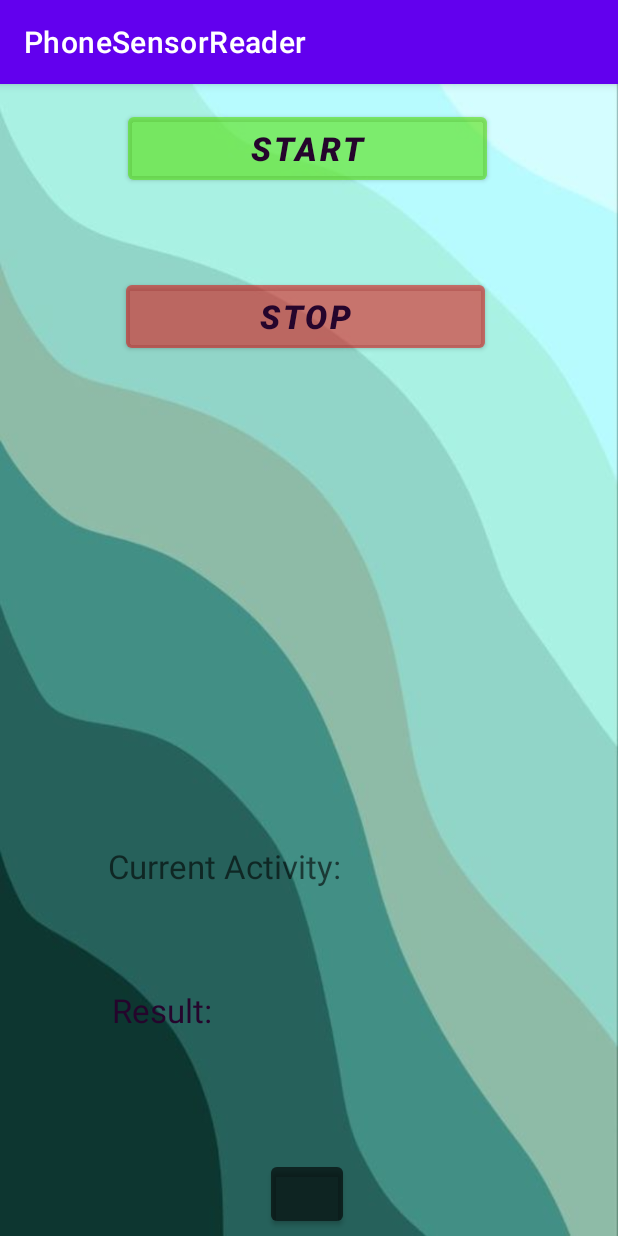
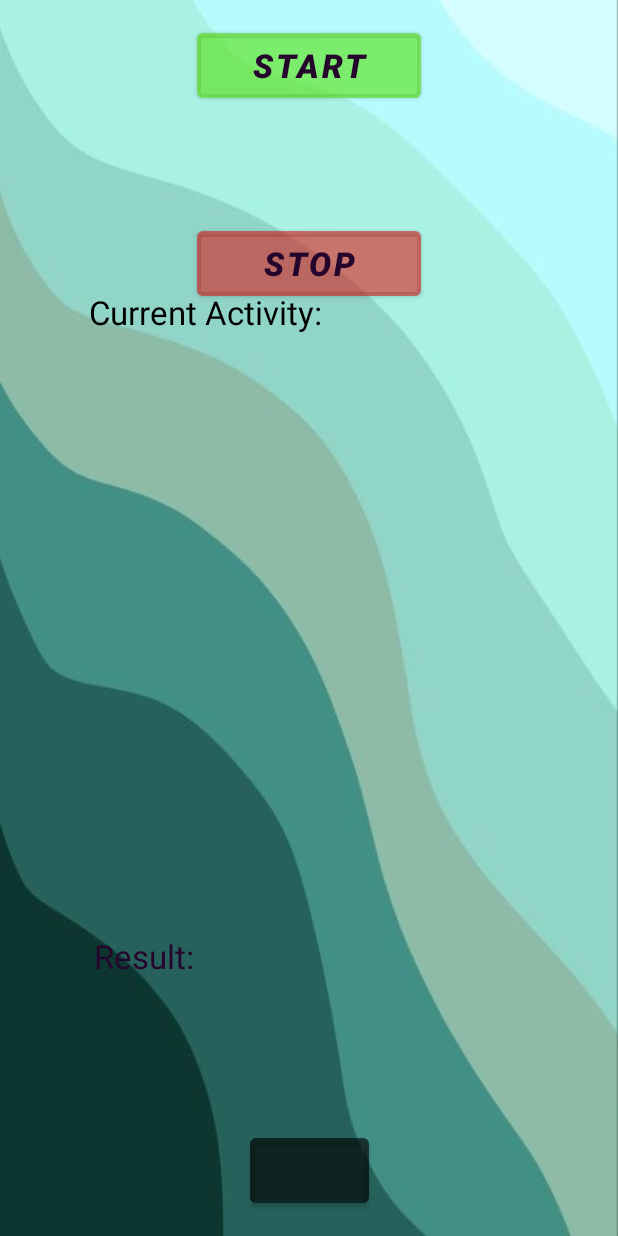
Before and after one commit to rusrarestudor/Thesis-Project, an Android app: the HARFragment screen opened directly, with no data from a screen before it, on a phone screen of 412 x 824 dp. Run offline under Robolectric (Android 15) with nearby library versions, the phone set to English and light mode, and no system bars.

Commit message:
updated model and GUI

```diff
--- a/PhoneSensorReader/app/src/main/java/com/example/phonesensorreader/HARFragment.java
+++ b/PhoneSensorReader/app/src/main/java/com/example/phonesensorreader/HARFragment.java
@@ -85,6 +85,7 @@ public class HARFragment extends AppCompatActivity implements SensorEventListene
         super.onCreate(savedInstanceState);
         setContentView(R.layout.activity_har);
 
+
         ax=new ArrayList<>(); ay=new ArrayList<>(); az=new ArrayList<>();
 /*        gx=new ArrayList<>(); gy=new ArrayList<>(); gz=new ArrayList<>();
         lx=new ArrayList<>(); ly=new ArrayList<>(); lz=new ArrayList<>();*/
@@ -125,7 +126,7 @@ public class HARFragment extends AppCompatActivity implements SensorEventListene
                 }
         );
 
-        @SuppressLint("HandlerLeak") final Handler incomingMessageHandler = new Handler() {
+       /* @SuppressLint("HandlerLeak") final Handler incomingMessageHandler = new Handler() {
             @Override
             public void handleMessage(Message msg) {
                 String message = msg.getData().getString("msg");
@@ -136,7 +137,7 @@ public class HARFragment extends AppCompatActivity implements SensorEventListene
 
             }
         };
-        //subscribe(incomingMessageHandler);
+        subscribe(incomingMessageHandler);*/
 
     }
 
--- a/PhoneSensorReader/app/src/main/java/com/example/phonesensorreader/HistoryFragment.java
+++ b/PhoneSensorReader/app/src/main/java/com/example/phonesensorreader/HistoryFragment.java
@@ -36,6 +36,8 @@ public class HistoryFragment extends AppCompatActivity implements SensorEventLis
     protected void onCreate(Bundle savedInstanceState) {
         super.onCreate(savedInstanceState);
         setContentView(R.layout.activity_history);
+
+
 
         goToLast7days = findViewById(R.id.goToLast7Days);
         goToLast7days.setOnClickListener(
--- a/PhoneSensorReader/app/src/main/java/com/example/phonesensorreader/LastMonth.java
+++ b/PhoneSensorReader/app/src/main/java/com/example/phonesensorreader/LastMonth.java
@@ -47,7 +47,7 @@ public class LastMonth extends AppCompatActivity {
                 }
         );
 
-        BarChart barChart = findViewById(R.id.bargraph1);
+        BarChart barChart = findViewById(R.id.bargraph3);
 
         ArrayList <BarEntry> barEntries = new ArrayList<>();
         barEntries.add(new BarEntry(0f, 44f));
--- a/PhoneSensorReader/app/src/main/java/com/example/phonesensorreader/MainActivity.java
+++ b/PhoneSensorReader/app/src/main/java/com/example/phonesensorreader/MainActivity.java
@@ -11,6 +11,8 @@ import android.hardware.SensorEvent;
 import android.hardware.SensorEventListener;
 import android.os.Bundle;
 import android.view.View;
+import android.view.Window;
+import android.view.WindowManager;
 import android.widget.Button;
 
 import com.rabbitmq.client.Channel;
@@ -28,6 +30,9 @@ public class MainActivity extends AppCompatActivity implements SensorEventListen
     @Override
     protected void onCreate(Bundle savedInstanceState) {
         super.onCreate(savedInstanceState);
+
+
+
         setContentView(R.layout.activity_main);
 
         goToHAR = (Button)findViewById(R.id.goToHARActivity);
--- a/PhoneSensorReader/app/src/main/res/layout/activity_har.xml
+++ b/PhoneSensorReader/app/src/main/res/layout/activity_har.xml
@@ -11,8 +11,8 @@
 
     <Button
         android:id="@+id/publish"
-        android:layout_width="239dp"
-        android:layout_height="54dp"
+        android:layout_width="149dp"
+        android:layout_height="55dp"
         android:layout_marginTop="16dp"
         android:backgroundTint="#5B52DF06"
         android:text="@string/startR"
@@ -21,7 +21,6 @@
         android:textSize="22sp"
         android:textStyle="bold|italic"
         app:layout_constraintEnd_toEndOf="parent"
-        app:layout_constraintHorizontal_bias="0.496"
         app:layout_constraintStart_toStartOf="parent"
         app:layout_constraintTop_toTopOf="parent" />
 
@@ -29,21 +28,24 @@
         android:id="@+id/textViewStatus"
         android:layout_width="wrap_content"
         android:layout_height="wrap_content"
-        android:layout_marginStart="72dp"
-        android:layout_marginBottom="232dp"
         android:gravity="center"
         android:hint="Current Activity:"
+        android:text="Current Activity:"
         android:textColor="#000000"
         android:textSize="22sp"
         app:layout_constraintBottom_toBottomOf="parent"
+        app:layout_constraintEnd_toEndOf="parent"
+        app:layout_constraintHorizontal_bias="0.231"
         app:layout_constraintStart_toStartOf="parent"
+        app:layout_constraintTop_toTopOf="parent"
+        app:layout_constraintVertical_bias="0.243"
         tools:ignore="MissingConstraints" />
 
     <TextView
         android:id="@+id/textViewFeedback"
         android:layout_width="wrap_content"
         android:layout_height="wrap_content"
-        android:layout_marginBottom="136dp"
+        android:layout_marginBottom="172dp"
         android:gravity="center"
         android:hint="Result: "
         android:text="Result:"
@@ -51,15 +53,15 @@
         android:textSize="22sp"
         app:layout_constraintBottom_toBottomOf="parent"
         app:layout_constraintEnd_toEndOf="parent"
-        app:layout_constraintHorizontal_bias="0.212"
+        app:layout_constraintHorizontal_bias="0.177"
         app:layout_constraintStart_toStartOf="parent"
         tools:ignore="MissingConstraints" />
 
     <Button
         android:id="@+id/stopPublish"
-        android:layout_width="239dp"
-        android:layout_height="54dp"
-        android:layout_marginTop="128dp"
+        android:layout_width="149dp"
+        android:layout_height="55dp"
+        android:layout_marginTop="148dp"
         android:backgroundTint="#54DD0E0E"
         android:text="STOP"
         android:textColor="#25052C"
@@ -67,22 +69,20 @@
         android:textSize="22sp"
         android:textStyle="bold|italic"
         app:layout_constraintEnd_toEndOf="parent"
-        app:layout_constraintHorizontal_bias="0.488"
         app:layout_constraintStart_toStartOf="parent"
         app:layout_constraintTop_toTopOf="parent" />
 
     <Button
         android:id="@+id/backButton"
-        android:layout_width="48dp"
-        android:layout_height="48dp"
-        android:layout_marginBottom="4dp"
+        android:layout_width="79dp"
+        android:layout_height="55dp"
+        android:layout_marginBottom="16dp"
         android:backgroundTint="#63000000"
         android:textColor="#FF0000"
         android:textSize="11sp"
         android:textStyle="bold|italic"
         app:layout_constraintBottom_toBottomOf="parent"
         app:layout_constraintEnd_toEndOf="parent"
-        app:layout_constraintHorizontal_bias="0.497"
         app:layout_constraintStart_toStartOf="parent"
         tools:ignore="MissingConstraints" />
 
--- a/PhoneSensorReader/app/src/main/res/values-night/themes.xml
+++ b/PhoneSensorReader/app/src/main/res/values-night/themes.xml
@@ -1,6 +1,6 @@
 <resources xmlns:tools="http://schemas.android.com/tools">
     <!-- Base application theme. -->
-    <style name="Theme.PhoneSensorReader" parent="Theme.MaterialComponents.DayNight.DarkActionBar">
+    <style name="Theme.PhoneSensorReader" parent="Theme.MaterialComponents.DayNight.NoActionBar">
         <!-- Primary brand color. -->
         <item name="colorPrimary">@color/purple_200</item>
         <item name="colorPrimaryVariant">@color/purple_700</item>
--- a/PhoneSensorReader/app/src/main/res/values/themes.xml
+++ b/PhoneSensorReader/app/src/main/res/values/themes.xml
@@ -1,6 +1,6 @@
 <resources xmlns:tools="http://schemas.android.com/tools">
     <!-- Base application theme. -->
-    <style name="Theme.PhoneSensorReader" parent="Theme.MaterialComponents.DayNight.DarkActionBar">
+    <style name="Theme.PhoneSensorReader" parent="Theme.MaterialComponents.DayNight.NoActionBar">
         <!-- Primary brand color. -->
         <item name="colorPrimary">@color/purple_500</item>
         <item name="colorPrimaryVariant">@color/purple_700</item>
```
Also changed, not shown: PhoneSensorReader/app/src/main/java/com/example/phonesensorreader/Last7days.java (+9 -7 lines), PhoneSensorReader/app/src/main/java/com/example/phonesensorreader/LastYear.java (+31 -1 lines), PhoneSensorReader/app/src/main/java/com/example/phonesensorreader/RabbitManager.java (+93 -28 lines), PhoneSensorReader/app/src/main/res/layout/activity_days_graph.xml (+6 -6 lines), PhoneSensorReader/app/src/main/res/layout/activity_history.xml (+21 -24 lines), PhoneSensorReader/app/src/main/res/layout/activity_main.xml (+6 -6 lines), PhoneSensorReader/app/src/main/res/layout/activity_month_graph.xml (+6 -6 lines), PhoneSensorReader/app/src/main/res/layout/activity_year_graph.xml (+6 -6 lines), 5 other files.
